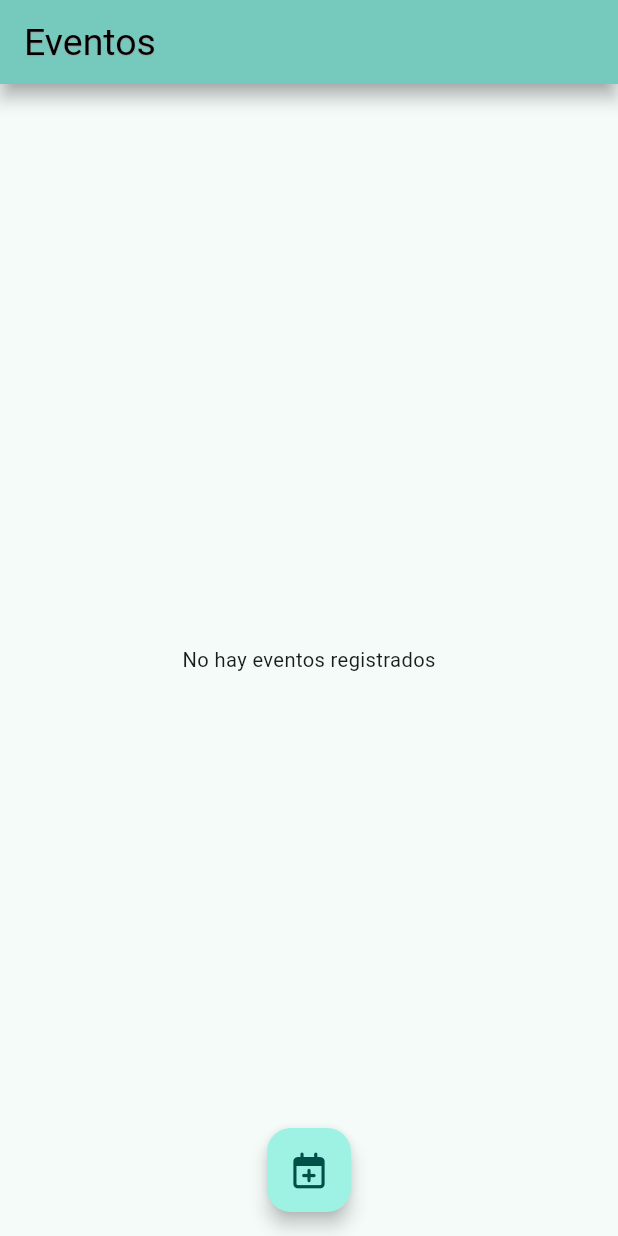
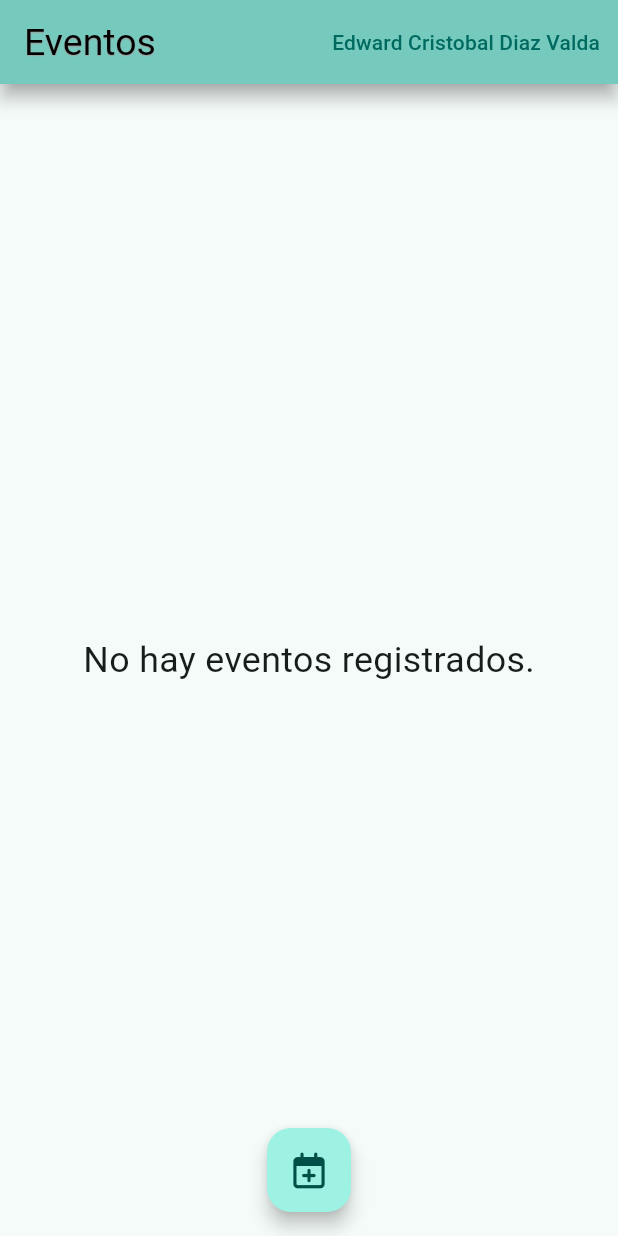
Before and after one commit to edd86/events_control, a Flutter app: the screen it shows after launch, on a phone screen of 412 x 824 dp. Run offline on Flutter 3.47's test engine with Material 3 defaults, Android fonts, the phone set to English and light mode, and no system bars; our stand-ins replace font_awesome_flutter, google_fonts, sizer, sqflite; missing offline and left inert: omni_datetime_picker; accounts and stored records are empty; Roboto replaces fonts that are missing (Kanit).

Commit message:
Constants added, popup menu created, providers added

```diff
--- a/lib/pages/home_page.dart
+++ b/lib/pages/home_page.dart
@@ -2,18 +2,14 @@ import 'package:events_control/pages/components/card_event.dart';
 import 'package:flutter/material.dart';
 import 'package:font_awesome_flutter/font_awesome_flutter.dart';
 import 'package:google_fonts/google_fonts.dart';
+import 'package:provider/provider.dart';
 import 'package:sizer/sizer.dart';
-import '../repository/event_repository.dart';
+import '../providers/events_provider.dart';
 import 'components/event_dialog.dart';
 
-class HomePage extends StatefulWidget {
+class HomePage extends StatelessWidget {
   const HomePage({super.key});
 
-  @override
-  State<HomePage> createState() => _HomePageState();
-}
-
-class _HomePageState extends State<HomePage> {
   @override
   Widget build(BuildContext context) {
     return SafeArea(
@@ -37,43 +33,29 @@ class _HomePageState extends State<HomePage> {
             textAlign: TextAlign.center,
           ),
           backgroundColor: Theme.of(context).colorScheme.inversePrimary,
+          actions: [
+            TextButton(
+              onPressed: () {},
+              child: const Text('Edward Cristobal Diaz Valda'),
+            )
+          ],
         ),
-
-        ///FutureBuilder to get the events from the database
-        ///Provider to get the events from the database
-        body: FutureBuilder(
-          future: EventRepository().getEvents(),
-          builder: (context, snapshot) {
-            if (snapshot.hasData) {
-              if (snapshot.data!.isEmpty) {
-                return Center(
-                  child: Text(
-                    'No hay eventos registrados',
-                    style: GoogleFonts.kanit(
-                      fontSize: 15.sp,
-                    ),
-                  ),
-                );
-              }
-              return ListView.builder(
-                itemCount: snapshot.data!.length,
-                itemBuilder: (context, index) {
-                  final event = snapshot.data![index];
-                  return CardEvent(event: event);
-                },
-              );
-            } else if (snapshot.hasError) {
+        body: Consumer<EventsProvider>(
+          builder: (context, dataprovider, child) {
+            final events = dataprovider.events;
+            if (events.isEmpty) {
               return Center(
                 child: Text(
-                  'Error al obtener eventos',
-                  style: GoogleFonts.kanit(
-                    fontSize: 15.sp,
-                  ),
+                  'No hay eventos registrados.',
+                  style: GoogleFonts.kanit(fontSize: 20.sp),
                 ),
               );
             } else {
-              return const Center(
-                child: CircularProgressIndicator(),
+              return ListView.builder(
+                itemCount: events.length,
+                itemBuilder: (context, index) => CardEvent(
+                  event: events[index],
+                ),
               );
             }
           },
--- /dev/null
+++ b/lib/providers/events_provider.dart
@@ -0,0 +1,26 @@
+// ignore_for_file: prefer_final_fields
+
+import 'package:flutter/material.dart';
+import '../models/event.dart';
+import '../repository/event_repository.dart';
+
+class EventsProvider extends ChangeNotifier {
+  final repository = EventRepository();
+
+  List<Event> _events = [];
+
+  EventsProvider() {
+    _loadEvents();
+  }
+
+  void _loadEvents() async {
+    _events = await repository.getEvents();
+    notifyListeners();
+  }
+
+  List<Event> get events => _events;
+
+  loadEvents() async {
+    _loadEvents();
+  }
+}
--- /dev/null
+++ b/lib/providers/people_provider.dart
@@ -0,0 +1,3 @@
+import 'package:flutter/material.dart';
+
+class PeopleProvider extends ChangeNotifier {}
```
Also changed, not shown: lib/main.dart (+22 -1 lines), lib/pages/components/card_event.dart (+13 -1 lines), lib/pages/components/event_dialog.dart (+14 -3 lines), lib/pages/components/popup_menu_event.dart (added, +62 -0 lines), lib/pages/constants/constants.dart (added, +11 -0 lines), lib/providers/attendances_provider.dart (added).
